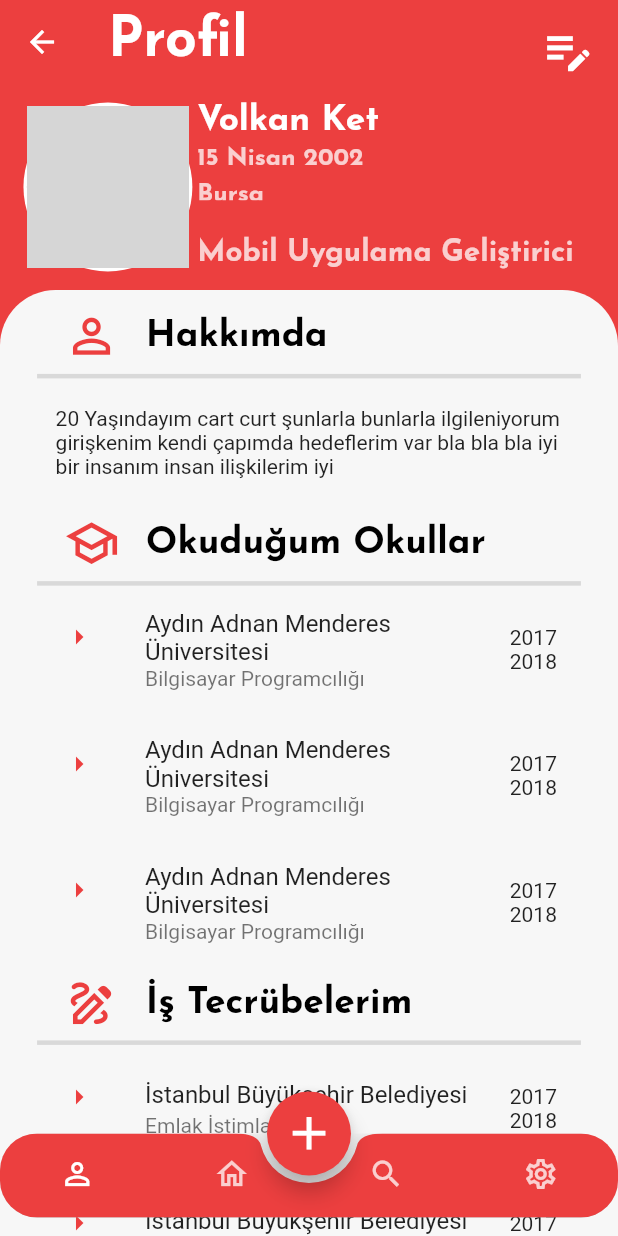
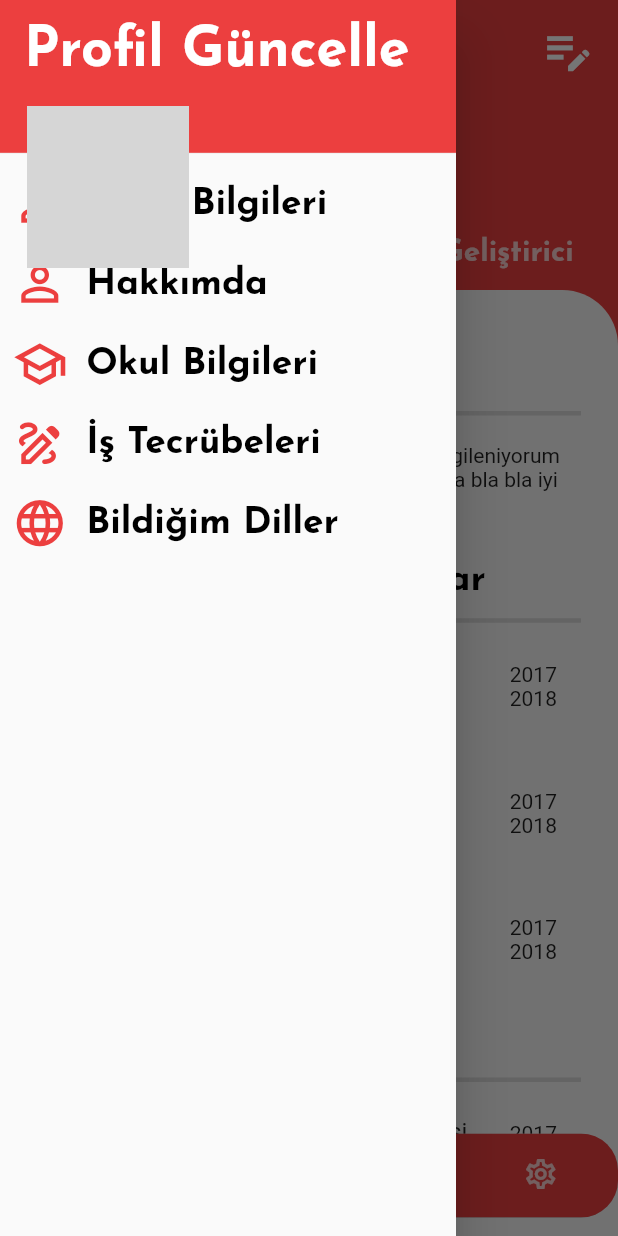
Before and after one commit to ketvolkan/Flutter-Stajerimi-Bul-App, a Flutter app: the ProfileManagementView screen opened by its route, with the side drawer open (before the commit the screen has no drawer), on a phone screen of 412 x 824 dp. Run offline on Flutter 3.47's test engine with Material 2 defaults, Android fonts, the phone set to English and light mode, and no system bars; our stand-ins replace get, google_fonts; network calls fail; grey boxes are pictures that could not be loaded.

Commit message:
profil sayfası görünümü ve ufak ayarlamaları bitti

```diff
--- a/lib/app/modules/app/views/home_management/home_management_view.dart
+++ b/lib/app/modules/app/views/home_management/home_management_view.dart
@@ -1,5 +1,6 @@
 import 'package:flutter/material.dart';
 import 'package:get/get.dart';
+import 'package:stajyerimibul/app/routes/app_routes.dart';
 
 import '../../../../../core/constants/app_constants.dart';
 import '../../../common/widgets/appBar/custom_app_bar.dart';
@@ -19,7 +20,11 @@ class HomeManagementView extends GetView<HomeManagementController> {
       appBar: _buildAppBar,
       body: CustomBody(child: Container()),
       bottomNavigationBar: _buildNavigationBar,
-      floatingActionButton: const CustomFloatingActionButton(),
+      floatingActionButton: CustomFloatingActionButton(
+          onPressed: () => Get.toNamed(
+                AppRoutes.PROFILE,
+                arguments: {'isJustShow': true},
+              )),
     );
   }
 
--- a/lib/app/modules/app/views/profile_management/profile_management_controller.dart
+++ b/lib/app/modules/app/views/profile_management/profile_management_controller.dart
@@ -1,3 +1,26 @@
+import 'package:flutter/material.dart';
 import 'package:get/get.dart';
 
-class ProfileManagementController extends GetxController {}
+class ProfileManagementController extends GetxController {
+  //TODO Eğer başkasının sayfası ise buraya o kullanıcının modeli yollanıcak ve isJustShow true olacak
+  final RxBool isJustShow = false.obs;
+  var scaffoldKey = GlobalKey<ScaffoldState>();
+
+  void openDrawer() {
+    scaffoldKey.currentState!.openDrawer();
+  }
+
+  void closeDrawer() {
+    scaffoldKey.currentState!.openEndDrawer();
+  }
+
+  @override
+  void onInit() {
+    dynamic argumentData = Get.arguments;
+    final _data = argumentData?['isJustShow'];
+    if (_data != null) {
+      isJustShow.value = _data as bool;
+    }
+    super.onInit();
+  }
+}
--- a/lib/app/modules/app/views/profile_management/profile_management_view.dart
+++ b/lib/app/modules/app/views/profile_management/profile_management_view.dart
@@ -1,6 +1,8 @@
 import 'package:flutter/material.dart';
 import 'package:get/get.dart';
+import 'package:stajyerimibul/app/modules/app/views/profile_management/profile_management_controller.dart';
 import 'package:stajyerimibul/app/modules/app/views/profile_management/widgets/custom_flutter_bottom_card.dart';
+import 'package:stajyerimibul/app/modules/app/views/profile_management/widgets/profile_drawer.dart';
 import 'package:stajyerimibul/app/modules/common/widgets/buttons/custom_icon_button.dart';
 import 'package:stajyerimibul/core/variables/icons.dart';
 
@@ -14,12 +16,14 @@ import '../../../common/widgets/scaffold/custom_scaffold.dart';
 import '../setting_management/menu_buttons/menu_enum.dart';
 import 'widgets/custom_profile_top_card.dart';
 
-class ProfileManagementView extends GetView<ProfileManagementView> {
+class ProfileManagementView extends GetView<ProfileManagementController> {
   const ProfileManagementView({Key? key}) : super(key: key);
 
   @override
   Widget build(BuildContext context) {
     return CustomScaffold(
+      drawer: ProfileDrawer(closeOnTap: () => controller.closeDrawer()),
+      globalKey: controller.scaffoldKey,
       appBar: _buildAppBar,
       body: ListView(
         physics: const NeverScrollableScrollPhysics(),
@@ -34,13 +38,19 @@ class ProfileManagementView extends GetView<ProfileManagementView> {
   }
 
   CustomAppBar get _buildAppBar => CustomAppBar(
+        automaticallyImplyLeading: controller.isJustShow.value,
         title: const Text(AppConstants.profileAppBar),
-        showLeadingBackIcon: false,
-        actions: [editCvButton],
+        showLeadingBackIcon: controller.isJustShow.value,
+        actions: [!controller.isJustShow.value ? editCvButton : const SizedBox()],
       );
 
   //TODO eğer giriş yapan kullanıcı kendi profiline bakıyorsa cv editleme butonu gözükücek
-  CustomIconButton get editCvButton => const CustomIconButton(icon: AppIcons.editCvIcon);
+  CustomIconButton get editCvButton => CustomIconButton(
+        icon: AppIcons.editCvIcon,
+        onTap: () {
+          controller.openDrawer();
+        },
+      );
 
   CustomNavigationBar get _buildNavigationBar => CustomNavigationBar(currentIndex: BottomNavbars.Profile.index);
 }
--- a/lib/app/modules/app/views/profile_management/widgets/custom_flutter_bottom_card.dart
+++ b/lib/app/modules/app/views/profile_management/widgets/custom_flutter_bottom_card.dart
@@ -17,7 +17,7 @@ class CustomProfileBottomCard extends StatelessWidget {
   Widget build(BuildContext context) {
     return CustomBody(
       child: Padding(
-        padding: EdgeInsets.symmetric(horizontal: Utils.highPadding),
+        padding: EdgeInsets.symmetric(horizontal: Utils.highPadding) + EdgeInsets.only(top: Utils.highPadding),
         child: ListView(
           children: [
             SizedBox(height: Utils.normalPadding),
--- /dev/null
+++ b/lib/app/modules/app/views/profile_management/widgets/profile_drawer.dart
@@ -0,0 +1,78 @@
+import 'package:flutter/material.dart';
+import 'package:get/get.dart';
+import 'package:stajyerimibul/app/modules/common/widgets/buttons/custom_text_button.dart';
+import 'package:stajyerimibul/core/variables/icons.dart';
+import 'package:stajyerimibul/core/variables/style.dart';
+
+class ProfileDrawer extends StatelessWidget {
+  final Function()? closeOnTap;
+  const ProfileDrawer({Key? key, this.closeOnTap}) : super(key: key);
+
+  @override
+  Widget build(BuildContext context) {
+    return Drawer(
+      child: Column(
+        children: [
+          Expanded(
+            flex: 2,
+            child: DrawerHeader(
+              child: SizedBox(
+                width: Get.size.width,
+                child: Text(
+                  'Profil Güncelle',
+                  style:
+                      AppTextStyle.appBarTextStyle.copyWith(color: Get.theme.appBarTheme.titleTextStyle!.color ?? Colors.white),
+                ),
+              ),
+              decoration: BoxDecoration(
+                color: Get.theme.primaryColor,
+              ),
+            ),
+          ),
+          Expanded(
+            flex: 13,
+            child: Column(
+              children: [
+                CustomTextButton(
+                  onTap: () {},
+                  text: "Profil Bilgileri",
+                  textColor: Get.theme.primaryColorDark,
+                  icon: AppIcons.bottomNavigationBarAccount,
+                  iconColor: Get.theme.primaryColor,
+                ),
+                CustomTextButton(
+                  onTap: () {},
+                  text: "Hakkımda ",
+                  textColor: Get.theme.primaryColorDark,
+                  icon: AppIcons.aboutCvCardIcon,
+                  iconColor: Get.theme.primaryColor,
+                ),
+                CustomTextButton(
+                  onTap: () {},
+                  text: "Okul Bilgileri",
+                  textColor: Get.theme.primaryColorDark,
+                  icon: AppIcons.schoolCvCardIcon,
+                  iconColor: Get.theme.primaryColor,
+                ),
+                CustomTextButton(
+                  onTap: () {},
+                  text: "İş Tecrübeleri",
+                  textColor: Get.theme.primaryColorDark,
+                  icon: AppIcons.jobExperienceCvCardIcon,
+                  iconColor: Get.theme.primaryColor,
+                ),
+                CustomTextButton(
+                  onTap: () {},
+                  text: "Bildiğim Diller",
+                  textColor: Get.theme.primaryColorDark,
+                  icon: AppIcons.languageCvCardIcon,
+                  iconColor: Get.theme.primaryColor,
+                ),
+              ],
+            ),
+          )
+        ],
+      ),
+    );
+  }
+}
--- a/lib/app/modules/common/widgets/appBar/custom_app_bar.dart
+++ b/lib/app/modules/common/widgets/appBar/custom_app_bar.dart
@@ -10,6 +10,7 @@ class CustomAppBar extends StatelessWidget with PreferredSizeWidget {
   final Widget? customLeadingButton;
   final bool centerTitle;
   final Function()? onLeadingPressed;
+  final bool? automaticallyImplyLeading;
   const CustomAppBar({
     Key? key,
     this.actions,
@@ -18,17 +19,22 @@ class CustomAppBar extends StatelessWidget with PreferredSizeWidget {
     this.centerTitle = false,
     this.onLeadingPressed,
     this.customLeadingButton,
+    this.automaticallyImplyLeading,
   }) : super(key: key);
 
   @override
   Widget build(BuildContext context) {
     return AppBar(
+      automaticallyImplyLeading: automaticallyImplyLeading ?? true,
       backgroundColor: Get.theme.primaryColor,
       title: title ?? const SizedBox(),
       leading: showLeadingBackIcon
           ? IconButton(
               icon: Icon(AppIcons.appBarLeadingIcon, color: Get.theme.appBarTheme.titleTextStyle!.color),
-              onPressed: onLeadingPressed ?? () {},
+              onPressed: onLeadingPressed ??
+                  () {
+                    Get.back();
+                  },
             )
           //Todo Burasını Sor
           : customLeadingButton,
--- a/lib/app/modules/common/widgets/buttons/custom_text_button.dart
+++ b/lib/app/modules/common/widgets/buttons/custom_text_button.dart
@@ -7,7 +7,17 @@ class CustomTextButton extends StatelessWidget {
   final IconData? icon;
   final String text;
   final Function()? onTap;
-  const CustomTextButton({Key? key, this.icon, required this.text, this.onTap}) : super(key: key);
+  final Color? textColor;
+  final Color? iconColor;
+
+  const CustomTextButton({
+    Key? key,
+    this.icon,
+    required this.text,
+    this.onTap,
+    this.textColor,
+    this.iconColor,
+  }) : super(key: key);
 
   @override
   Widget build(BuildContext context) {
@@ -16,9 +26,13 @@ class CustomTextButton extends StatelessWidget {
       child: Row(
         children: [
           icon != null
-              ? Icon(icon, color: Get.theme.appBarTheme.titleTextStyle!.color, size: Utils.iconNormal)
+              ? Icon(icon, color: iconColor ?? Get.theme.appBarTheme.titleTextStyle!.color, size: Utils.iconNormal)
               : const SizedBox(),
-          Text(text, style: AppTextStyle.appBarCustomTextButtonTextStyle),
+          SizedBox(width: Utils.normalPadding),
+          Text(text,
+              style: textColor != null
+                  ? AppTextStyle.appBarCustomTextButtonTextStyle.copyWith(color: textColor)
+                  : AppTextStyle.appBarCustomTextButtonTextStyle),
         ],
       ),
     );
--- a/lib/app/modules/common/widgets/scaffold/custom_scaffold.dart
+++ b/lib/app/modules/common/widgets/scaffold/custom_scaffold.dart
@@ -4,6 +4,7 @@ class CustomScaffold extends StatelessWidget {
   final PreferredSizeWidget? appBar;
   final Widget body;
   final Widget? drawer;
+  final Key? globalKey;
   final Widget? floatingActionButton;
   final FloatingActionButtonLocation? floatingActionButtonLocation;
   final PreferredSizeWidget? bottomNavigationBar;
@@ -15,12 +16,14 @@ class CustomScaffold extends StatelessWidget {
     this.floatingActionButtonLocation = FloatingActionButtonLocation.centerDocked,
     this.bottomNavigationBar,
     this.drawer,
+    this.globalKey,
   }) : super(key: key);
 
   @override
   Widget build(BuildContext context) {
     return appBar != null
         ? Scaffold(
+            key: globalKey,
             extendBody: true,
             appBar: appBar,
             drawer: drawer,
@@ -30,6 +33,7 @@ class CustomScaffold extends StatelessWidget {
             bottomNavigationBar: bottomNavigationBar ?? const SizedBox(),
           )
         : Scaffold(
+            key: key,
             extendBody: true,
             body: body,
             drawer: drawer,
--- a/lib/core/variables/icons.dart
+++ b/lib/core/variables/icons.dart
@@ -2,7 +2,7 @@ import 'package:flutter/material.dart';
 
 class AppIcons {
   //? AppBar
-  static const IconData appBarLeadingIcon = Icons.arrow_back_ios;
+  static const IconData appBarLeadingIcon = Icons.arrow_back;
   static const IconData appBarFilterIcon = Icons.filter_alt_outlined;
   static const IconData appBarSearchIcon = Icons.search;
   static const IconData appBarHamburgerMenuIcon = Icons.menu;
--- a/pubspec.yaml
+++ b/pubspec.yaml
@@ -3,7 +3,7 @@ description: A new Flutter project.
 
 # The following line prevents the package from being accidentally published to
 # pub.dev using `flutter pub publish`. This is preferred for private packages.
-publish_to: 'none' # Remove this line if you wish to publish to pub.dev
+publish_to: "none" # Remove this line if you wish to publish to pub.dev
 
 # The following defines the version and build number for your application.
 # A version number is three numbers separated by dots, like 1.2.43
@@ -35,6 +35,7 @@ dependencies:
   # Use with the CupertinoIcons class for iOS style icons.
   cupertino_icons: ^1.0.2
   get: ^4.6.1
+  dio: ^4.0.6
 
 dev_dependencies:
   flutter_test:
@@ -52,7 +53,6 @@ dev_dependencies:
 
 # The following section is specific to Flutter.
 flutter:
-
   # The following line ensures that the Material Icons font is
   # included with your application, so that you can use the icons in
   # the material Icons class.
```
Also changed, not shown: pubspec.lock.
